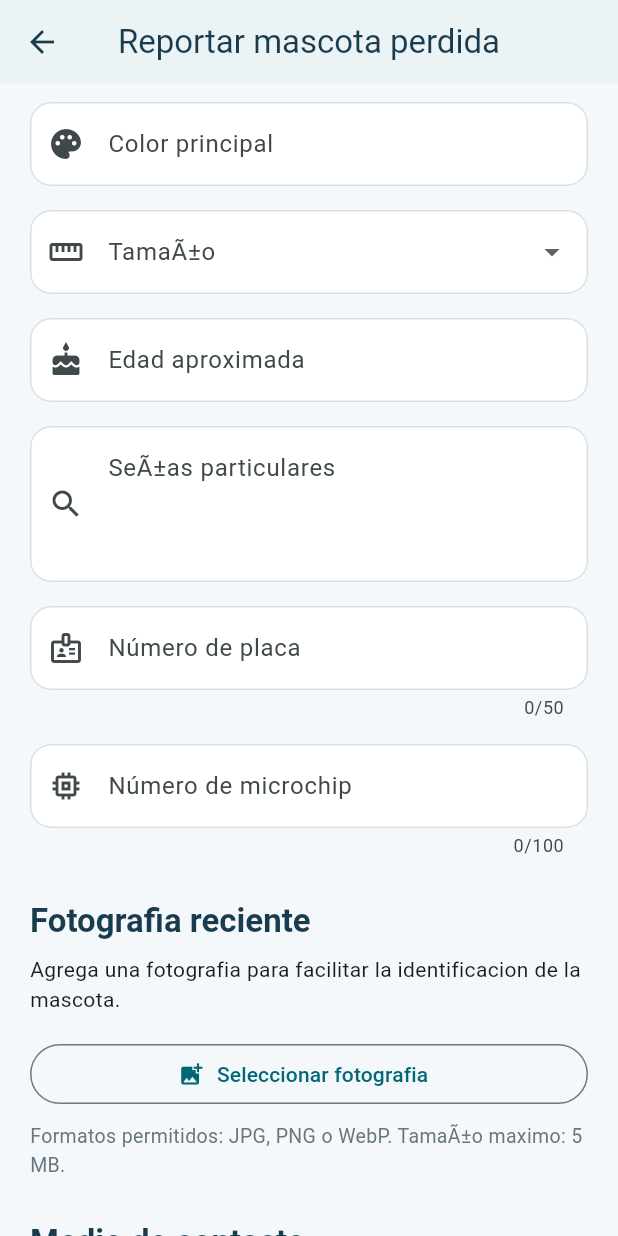
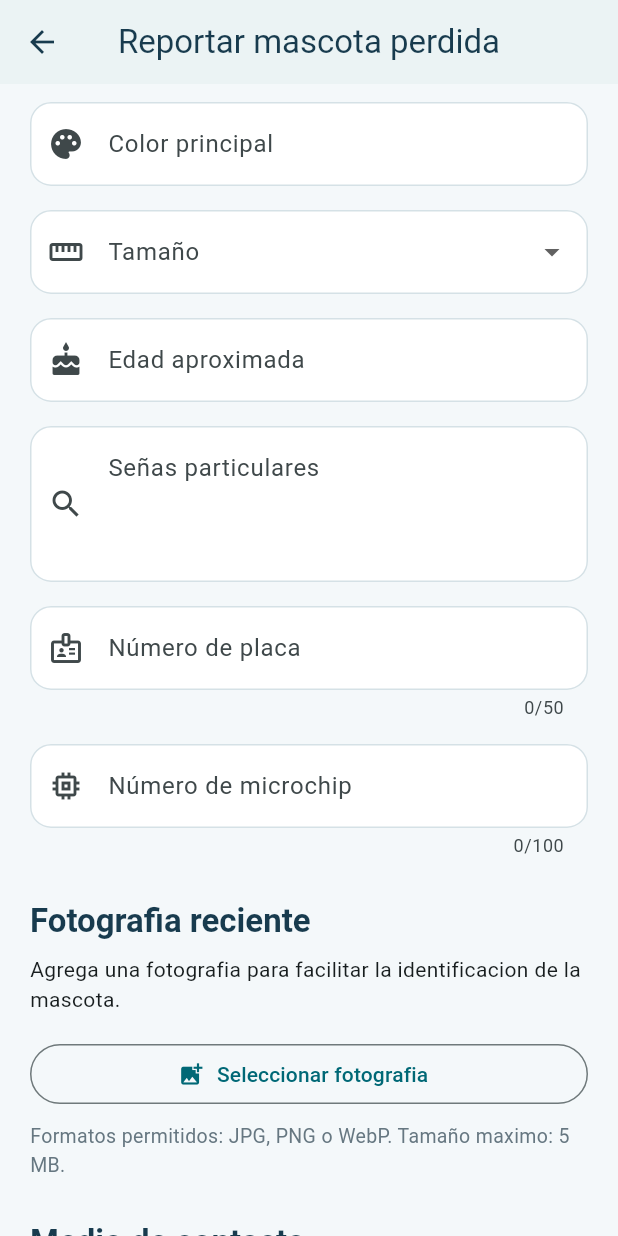
Before and after one commit to JuanEraso23/pet_rescue, a Flutter app: the RegistroReporteScreen screen opened directly, scrolled down 576 dp, on a phone screen of 412 x 824 dp. Run offline on Flutter 3.47's test engine with Material 3 defaults, Android fonts, the phone set to English and light mode, and no system bars; our stand-ins replace file_picker, share_plus; network calls fail.

Commit message:
fix: corregir la codificacion de la ñ en el registro de reportes
Co-Authored-By: Claude Opus 5.5 <noreply@anthropic.com>

```diff
--- a/frontend/lib/screens/registro_reporte_screen.dart
+++ b/frontend/lib/screens/registro_reporte_screen.dart
@@ -174,7 +174,7 @@ class _RegistroReporteScreenState extends State<RegistroReporteScreen> {
     }
 
     if (_tamano == null) {
-      _mostrarMensaje('Selecciona el tamaÃ±o.');
+      _mostrarMensaje('Selecciona el tamaño.');
       return;
     }
 
@@ -472,7 +472,7 @@ class _RegistroReporteScreenState extends State<RegistroReporteScreen> {
         const SizedBox(height: 8),
         const Text(
           'Formatos permitidos: JPG, PNG o WebP. '
-          'TamaÃ±o maximo: 5 MB.',
+          'Tamaño maximo: 5 MB.',
           style: TextStyle(color: Color(0xFF667781), fontSize: 13),
         ),
       ],
@@ -687,10 +687,10 @@ class _RegistroReporteScreenState extends State<RegistroReporteScreen> {
               DropdownButtonFormField<String>(
                 initialValue: _tamano,
                 decoration: const InputDecoration(
-                  labelText: 'TamaÃ±o',
+                  labelText: 'Tamaño',
                   prefixIcon: Icon(Icons.straighten),
                 ),
-                items: const ['PequeÃ±o', 'Mediano', 'Grande'].map((tamano) {
+                items: const ['Pequeño', 'Mediano', 'Grande'].map((tamano) {
                   return DropdownMenuItem(value: tamano, child: Text(tamano));
                 }).toList(),
                 onChanged: _cargando
@@ -702,7 +702,7 @@ class _RegistroReporteScreenState extends State<RegistroReporteScreen> {
                       },
                 validator: (valor) {
                   if (valor == null) {
-                    return 'Selecciona el tamaÃ±o.';
+                    return 'Selecciona el tamaño.';
                   }
 
                   return null;
@@ -724,7 +724,7 @@ class _RegistroReporteScreenState extends State<RegistroReporteScreen> {
                 controller: _senasController,
                 maxLines: 3,
                 decoration: const InputDecoration(
-                  labelText: 'SeÃ±as particulares',
+                  labelText: 'Señas particulares',
                   hintText: 'Marcas, cicatrices o accesorios',
                   prefixIcon: Icon(Icons.search),
                   alignLabelWithHint: true,
```
